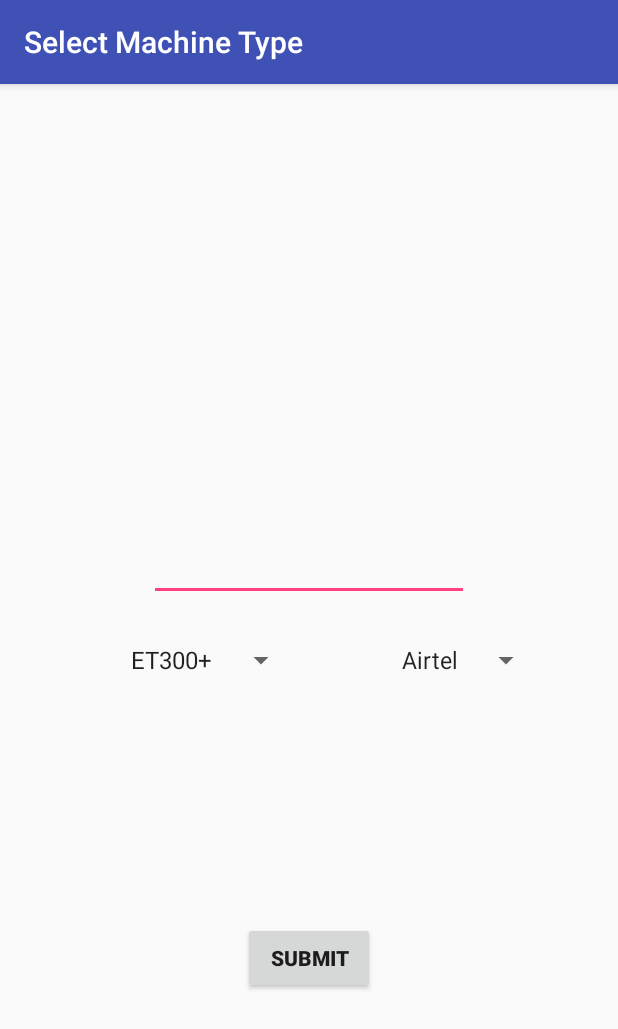
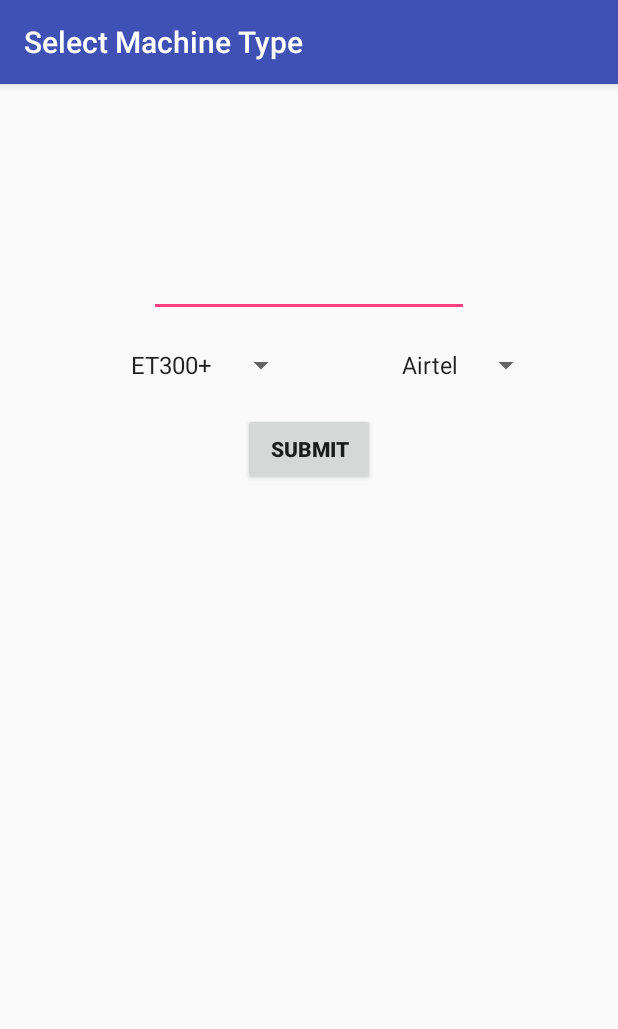
Before and after one commit to prateekgupta22195/configurator, an Android app: the screen it shows after launch (EnterDeviceInfo), after a tap on an icon or button, on a phone screen of 412 x 824 dp. Shown: the top 1029 px of the screen. Run offline under Robolectric (Android 15) with nearby library versions, the phone set to English and light mode, and no system bars; our stand-ins replace ButterKnife, EventBus; libraries missing offline, so code that uses them is left out: com.facebook.stetho; 1 statement that could not run was skipped.

Commit message:
open default keyboard...

```diff
--- a/app/src/main/AndroidManifest.xml
+++ b/app/src/main/AndroidManifest.xml
@@ -26,13 +26,13 @@
             android:theme="@style/AppTheme.NoActionBar">
             <intent-filter>
                 <action android:name="android.intent.action.MAIN" />
-
                 <category android:name="android.intent.category.LAUNCHER" />
             </intent-filter>
         </activity>
         <activity
             android:name=".activity.EnterDeviceInfo"
-            android:label="Select Machine Type" />
+            android:label="Select Machine Type"
+            android:windowSoftInputMode="adjustPan|adjustResize|stateAlwaysVisible"/>
 
         <receiver android:name=".SmsReceiver">
             <intent-filter>
--- a/app/src/main/java/com/loconav/configurator/DeviceListAdapter.java
+++ b/app/src/main/java/com/loconav/configurator/DeviceListAdapter.java
@@ -23,8 +23,7 @@ import org.greenrobot.eventbus.EventBus;
 
 import java.util.ArrayList;
 import java.util.Calendar;
-
-import static com.loconav.configurator.MessagesList.machineMessages;
+import java.util.Map;
 
 
 /**
@@ -34,8 +33,11 @@ public class DeviceListAdapter extends ArrayAdapter<Device> {
 
     private SmsManager sms;
     private DeviceHelper deviceHelper = new DeviceHelper();
+    public static Map<String , Map<Integer, String>> machineMessages;
+
     public DeviceListAdapter(MainActivity mainActivity, ArrayList<Device> users) {
         super(mainActivity, 0, users);
+        machineMessages = new MessagesList().getMachineMessages();
     }
 
     @Override
--- a/app/src/main/java/com/loconav/configurator/MessagesList.java
+++ b/app/src/main/java/com/loconav/configurator/MessagesList.java
@@ -6,7 +6,6 @@ import java.util.List;
 import java.util.Map;
 
 import static com.loconav.configurator.Constants.SIM_TYPE;
-import static com.loconav.configurator.SmsReceiver.getSimType;
 import static com.loconav.configurator.SmsReceiver.simType;
 
 /**
@@ -19,34 +18,66 @@ import static com.loconav.configurator.SmsReceiver.simType;
 * Add new devices following below flow */
 
 public class MessagesList {
-    public static List<String> simList = new ArrayList<>();
-    static {
-        simList.add("Airtel");
-        simList.add("Vodafone");
-        simList.add("Reliance Jio");
-        simList.add("Reliance GSM");
-        simList.add("Idea");
-        simList.add("Uninor");
-        simList.add("Aircel");
-        simList.add("BSNL");
-        simList.add("MTNL");
+
+    public List<String> simList = new ArrayList<String>(){{
+        add("Airtel");
+        add("Vodafone");
+        add("Reliance Jio");
+        add("Reliance GSM");
+        add("Idea");
+        add("Uninor");
+        add("Aircel");
+        add("BSNL");
+        add("MTNL");
+    }};
+
+    private Map<String , String> apnMessages = new HashMap<String , String >() {{
+        put(simList.get(0), "airtelgprs.com");
+        put(simList.get(1), "www");
+        put(simList.get(2), "jionet");
+        put(simList.get(3), "rcomnet");
+        put(simList.get(4), "internet");
+        put(simList.get(5), "uninor");
+        put(simList.get(6), "aircelgprs.po");
+        put(simList.get(7), "bsnlnet");
+        put(simList.get(8), "mtnl.net");
+    }};
+
+    public List<String> machineList = new ArrayList<String >() {{
+        add("ET300+");
+        add("TK101B");
+        add("WETRACK2");
+    }};
+
+
+    private Map<Integer, String> ET300plusMessages;
+    private Map<Integer, String> TK101BMessages;
+    private Map<Integer, String> WETRACK2Messages;
+    private Map<String , Map<Integer, String>> machineMessages;
+
+
+    public MessagesList() {
+        refreshMessagesList();
     }
 
-    public static Map<String , String> apnMessages = new HashMap<>();
-    static {
-        apnMessages.put(simList.get(0), "airtelgprs.com");
-        apnMessages.put(simList.get(1), "www");
-        apnMessages.put(simList.get(2), "jionet");
-        apnMessages.put(simList.get(3), "rcomnet");
-        apnMessages.put(simList.get(4), "internet");
-        apnMessages.put(simList.get(5), "uninor");
-        apnMessages.put(simList.get(6), "aircelgprs.po");
-        apnMessages.put(simList.get(7), "bsnlnet");
-        apnMessages.put(simList.get(8), "mtnl.net");
+
+
+    public void setTK101BMessages() {
+        Map<Integer, String > temp = new HashMap<>();
+        temp.put(0, "ip52.33.252.113port12345");
+        temp.put(1, "set IP address and PORT ok.");
+        temp.put(2, "apn123456"+apnMessages.get(simType));
+        temp.put(3, "Set APN ok");
+        temp.put(4, "at30sum0");
+        temp.put(5, "Auto track set ok.");
+        this.TK101BMessages = temp;
     }
 
-    public static Map<Integer, String> ET300plusMessages = ET300Call();
-    private static Map<Integer, String> ET300Call()  {
+    public Map<Integer, String> getTK101BMessages() {
+        return TK101BMessages;
+    }
+
+    public void setET300plusMessages() {
         Map<Integer, String > temp = new HashMap<>();
         temp.put(0, "#6666#ip#52.33.252.113#4567#");
         temp.put(1, "#6666#ip#52.33.252.113#4567#OK!");
@@ -58,64 +89,151 @@ public class MessagesList {
         temp.put(7, "Set movement upload time,OK!");
         temp.put(8, "#6666#SST#1#");
         temp.put(9,"#6666#SST#1# OK!");
-        return temp;
+        this.ET300plusMessages = temp;
+    }
+
+    public Map<Integer, String> getET300plusMessages() {
+        return ET300plusMessages;
+    }
+
+    public void setWETRACK2Messages() {
+        Map<Integer, String > temp = new HashMap<>();
+        temp.put(0, "APN,"+apnMessages.get(simType)+"#");
+        temp.put(1, "OK! for the newly-set APN to take effect, the device will reboot after 10s.");
+        temp.put(2, "SERVER,0,52.33.252.113,4567,0#");
+        temp.put(3, "OK");
+        temp.put(4, "TIMER,30,30#");
+        temp.put(5, "OK!");
+        temp.put(6, "GMT,E,0,0#");
+        temp.put(7, "OK!");
+        temp.put(8, "DISTANCE,0#");
+        temp.put(9, "OK!");
+        this.WETRACK2Messages = temp;
+    }
+
+    public Map<Integer, String> getWETRACK2Messages() {
+        return WETRACK2Messages;
+    }
+
+    public void setMachineMessages() {
+        Map<String , Map<Integer, String>> temp = new HashMap<>();
+        temp.put(machineList.get(0), getET300plusMessages());
+        temp.put(machineList.get(1), getTK101BMessages());
+        temp.put(machineList.get(2), getWETRACK2Messages());
+        this.machineMessages = temp;
     }
 
 
-    public static Map<Integer, String> TK101BMessages = new HashMap<>();
-    static  {
-        TK101BMessages.put(0, "ip 52.33.252.113port12345");
-        TK101BMessages.put(1, "set IP address and PORT ok.");
-        TK101BMessages.put(2, "apn123456"+apnMessages.get(simType));
-        TK101BMessages.put(3, "Set APN ok");
-        TK101BMessages.put(4, "at30sum0");
-        TK101BMessages.put(5, "Auto track set ok.");
+    public Map<String, Map<Integer, String>> getMachineMessages() {
+        return machineMessages;
+    }
+
+    public void refreshMessagesList() {
+        setET300plusMessages();
+        setTK101BMessages();
+        setWETRACK2Messages();
+        setMachineMessages();
     }
 
 
-    public static Map<Integer, String> WETRACK2Messages = new HashMap<>();
-    static  {
-        WETRACK2Messages.put(0, "APN,"+apnMessages.get(simType)+"#");
-        WETRACK2Messages.put(1, "OK! for the newly-set APN to take effect, the device will reboot after 10s.");
-        WETRACK2Messages.put(2, "SERVER,0,52.33.252.113,4567,0#");
-        WETRACK2Messages.put(3, "OK");
-        WETRACK2Messages.put(4, "TIMER,30,30#");
-        WETRACK2Messages.put(5, "OK!");
-        WETRACK2Messages.put(6, "GMT,E,0,0#");
-        WETRACK2Messages.put(7, "OK!");
-        WETRACK2Messages.put(8, "DISTANCE,0#");
-        WETRACK2Messages.put(9, "OK!");
-    }
 
-    public static Map<Integer, String> OBDMessages = new HashMap<>();
-    static  {
-        OBDMessages.put(0, "(Set,888888,server,52.33.252.113,54321)");
-        OBDMessages.put(1, "(IP:52.33.252.113,Port:54321)");
-        OBDMessages.put(2, "(Set,888888,apn,"+ apnMessages.get(simType) +")");
-        OBDMessages.put(3, "(APN:airtelgprs.com)");
-        OBDMessages.put(4, "(Find,888888,car)");
-        OBDMessages.put(5, "OBDII tracker:192030981185 State:5satellite positioning,Device connect\n" +
-                "    http://maps.google.com/?q=28.500173N,77.079455E\n" +
-                "    ed to the server,CSQ:14,ACC off,did not read OBD,Ver:MK6000_20171117R");
-    }
-
-    public static List<String> machineList = new ArrayList<>();
-    static {
-        machineList.add("ET300+");
-        machineList.add("TK101B");
-        machineList.add("WETRACK2");
-//        machineList.add("OBD");
-    }
-
-    public static Map<String , Map<Integer, String>> machineMessages = makeMachineMessages();
-    public static Map<String , Map<Integer, String>> makeMachineMessages() {
-        Map<String , Map<Integer, String>> temp = new HashMap<>();
-        temp.put(machineList.get(0), ET300plusMessages);
-        temp.put(machineList.get(1), TK101BMessages);
-        temp.put(machineList.get(2), WETRACK2Messages);
-        return temp;
-//        machineMessages.put(machineList.get(3), OBDMessages);
-    }
+//    public static List<String> simList = new ArrayList<>();
+//    static {
+//        simList.add("Airtel");
+//        simList.add("Vodafone");
+//        simList.add("Reliance Jio");
+//        simList.add("Reliance GSM");
+//        simList.add("Idea");
+//        simList.add("Uninor");
+//        simList.add("Aircel");
+//        simList.add("BSNL");
+//        simList.add("MTNL");
+//    }
+//
+//    public static Map<String , String> apnMessages = new HashMap<>();
+//    static {
+//        apnMessages.put(simList.get(0), "airtelgprs.com");
+//        apnMessages.put(simList.get(1), "www");
+//        apnMessages.put(simList.get(2), "jionet");
+//        apnMessages.put(simList.get(3), "rcomnet");
+//        apnMessages.put(simList.get(4), "internet");
+//        apnMessages.put(simList.get(5), "uninor");
+//        apnMessages.put(simList.get(6), "aircelgprs.po");
+//        apnMessages.put(simList.get(7), "bsnlnet");
+//        apnMessages.put(simList.get(8), "mtnl.net");
+//    }
+//
+//    public static Map<Integer, String> ET300plusMessages = ET300Call();
+//    private static Map<Integer, String> ET300Call()  {
+//        Map<Integer, String > temp = new HashMap<>();
+//        temp.put(0, "#6666#ip#52.33.252.113#4567#");
+//        temp.put(1, "#6666#ip#52.33.252.113#4567#OK!");
+//        temp.put(2, "#6666#sapn#"+ apnMessages.get(simType) +"#####");
+//        temp.put(3, "set APN =1 ok!");
+//        temp.put(4, "#6666#sleep#0#");
+//        temp.put(5, "#6666#sleep#0#--Close Sleep mode OK!");
+//        temp.put(6, "#6666#SMT#30#");
+//        temp.put(7, "Set movement upload time,OK!");
+//        temp.put(8, "#6666#SST#1#");
+//        temp.put(9,"#6666#SST#1# OK!");
+//        return temp;
+//    }
+//
+//
+//    public static Map<Integer, String> TK101BMessages = new HashMap<>();
+//    static  {
+//        TK101BMessages.put(0, "ip52.33.252.113port12345");
+//        TK101BMessages.put(1, "set IP address and PORT ok.");
+//        TK101BMessages.put(2, "apn123456"+apnMessages.get(simType));
+//        TK101BMessages.put(3, "Set APN ok");
+//        TK101BMessages.put(4, "at30sum0");
+//        TK101BMessages.put(5, "Auto track set ok.");
+//    }
+//
+//
+//    public static Map<Integer, String> WETRACK2Messages = new HashMap<>();
+//    static  {
+//        WETRACK2Messages.put(0, "APN,"+apnMessages.get(simType)+"#");
+//        WETRACK2Messages.put(1, "OK! for the newly-set APN to take effect, the device will reboot after 10s.");
+//        WETRACK2Messages.put(2, "SERVER,0,52.33.252.113,4567,0#");
+//        WETRACK2Messages.put(3, "OK");
+//        WETRACK2Messages.put(4, "TIMER,30,30#");
+//        WETRACK2Messages.put(5, "OK!");
+//        WETRACK2Messages.put(6, "GMT,E,0,0#");
+//        WETRACK2Messages.put(7, "OK!");
+//        WETRACK2Messages.put(8, "DISTANCE,0#");
+//        WETRACK2Messages.put(9, "OK!");
+//    }
+//
+////    public static Map<Integer, String> OBDMessages = new HashMap<>();
+////    static  {
+////        OBDMessages.put(0, "(Set,888888,server,52.33.252.113,54321)");
+////        OBDMessages.put(1, "(IP:52.33.252.113,Port:54321)");
+////        OBDMessages.put(2, "(Set,888888,apn,"+ apnMessages.get(simType) +")");
+////        OBDMessages.put(3, "(APN:airtelgprs.com)");
+////        OBDMessages.put(4, "(Find,888888,car)");
+////        OBDMessages.put(5, "OBDII tracker:192030981185 State:5satellite positioning,Device connect\n" +
+////                "    http://maps.google.com/?q=28.500173N,77.079455E\n" +
+////                "    ed to the server,CSQ:14,ACC off,did not read OBD,Ver:MK6000_20171117R");
+////    }
+//
+//    public static List<String> machineList = new ArrayList<>();
+//    static {
+//        machineList.add("ET300+");
+//        machineList.add("TK101B");
+//        machineList.add("WETRACK2");
+////        machineList.add("OBD");
+//    }
+//
+//    public static Map<String , Map<Integer, String>> machineMessages = makeMachineMessages();
+//    public static Map<String , Map<Integer, String>> makeMachineMessages() {
+//        Map<String , Map<Integer, String>> temp = new HashMap<>();
+//        temp.put(machineList.get(0), ET300plusMessages);
+//        temp.put(machineList.get(1), TK101BMessages);
+//        temp.put(machineList.get(2), WETRACK2Messages);
+//        return temp;
+////        machineMessages.put(machineList.get(3), OBDMessages);
+//    }
 
 
 
--- a/app/src/main/java/com/loconav/configurator/SmsReceiver.java
+++ b/app/src/main/java/com/loconav/configurator/SmsReceiver.java
@@ -16,12 +16,11 @@ import com.loconav.configurator.model.Machine;
 
 import org.greenrobot.eventbus.EventBus;
 
+import java.util.Map;
 import java.util.regex.Matcher;
 import java.util.regex.Pattern;
 
 import static com.loconav.configurator.Constants.SIM_TYPE;
-import static com.loconav.configurator.MessagesList.machineMessages;
-import static com.loconav.configurator.MessagesList.makeMachineMessages;
 import static com.loconav.configurator.application.AppController.editor;
 
 /**
@@ -33,6 +32,7 @@ public class SmsReceiver extends BroadcastReceiver {
     public static String simType = "airtelgprs.com";
 
     private static final String TAG = "SmsReceiver";
+    public static Map<String , Map<Integer, String>> machineMessages;
 
 
     @Override
@@ -49,6 +49,7 @@ public class SmsReceiver extends BroadcastReceiver {
                 Device device = getDeviceByNumber(phoneNumber);
                 if(device!=null) {
                     simType = device.getSimType();
+                    machineMessages = new MessagesList().getMachineMessages();
                     if(device.getSuccess_count() == -1) {
                         retrieveAndSetDeviceID(message, device);
                         if(device.getSuccess_count() == 0) {
@@ -76,10 +77,6 @@ public class SmsReceiver extends BroadcastReceiver {
         catch (Exception e) {
             e.printStackTrace();
         }
-    }
-
-    private void updateMachineMessages() {
-        makeMachineMessages();
     }
 
 
--- a/app/src/main/java/com/loconav/configurator/activity/EnterDeviceInfo.java
+++ b/app/src/main/java/com/loconav/configurator/activity/EnterDeviceInfo.java
@@ -1,9 +1,11 @@
 package com.loconav.configurator.activity;
 
+import android.content.Context;
 import android.os.Bundle;
 import android.support.v7.app.AppCompatActivity;
 import android.telephony.SmsManager;
 import android.view.View;
+import android.view.inputmethod.InputMethodManager;
 import android.widget.AdapterView;
 import android.widget.ArrayAdapter;
 import android.widget.Button;
@@ -11,6 +13,7 @@ import android.widget.EditText;
 import android.widget.Spinner;
 import android.widget.Toast;
 
+import com.loconav.configurator.MessagesList;
 import com.loconav.configurator.R;
 import com.loconav.configurator.db.DeviceHelper;
 import com.loconav.configurator.model.Device;
@@ -18,9 +21,6 @@ import com.loconav.configurator.model.Device;
 import butterknife.BindView;
 import butterknife.ButterKnife;
 
-import static com.loconav.configurator.MessagesList.machineList;
-import static com.loconav.configurator.MessagesList.machineMessages;
-import static com.loconav.configurator.MessagesList.simList;
 
 public class EnterDeviceInfo extends AppCompatActivity implements AdapterView.OnItemSelectedListener {
     @BindView(R.id.et_device_number) EditText deviceNumber;
@@ -29,12 +29,13 @@ public class EnterDeviceInfo extends AppCompatActivity implements AdapterView.On
     @BindView(R.id.select_sim) Spinner selectSim;
     DeviceHelper deviceHelper = new DeviceHelper();
     SmsManager sms = SmsManager.getDefault();
+    MessagesList messagesList ;
     @Override
     protected void onCreate(Bundle savedInstanceState) {
         super.onCreate(savedInstanceState);
         setContentView(R.layout.activity_enter_device_info);
         ButterKnife.bind(this);
-        deviceNumber.requestFocus();
+        messagesList = new MessagesList();
         setSelectDeviceSpinner();
         setSelectSimSpinner();
         submit.setOnClickListener(new View.OnClickListener() {
@@ -73,13 +74,13 @@ public class EnterDeviceInfo extends AppCompatActivity implements AdapterView.On
     }
 
     private void setSelectDeviceSpinner() {
-        ArrayAdapter<String> deviceAdapter = new ArrayAdapter(this, android.R.layout.simple_spinner_item, machineList);
+        ArrayAdapter<String> deviceAdapter = new ArrayAdapter(this, android.R.layout.simple_spinner_item, messagesList.machineList);
         deviceAdapter.setDropDownViewResource(android.R.layout.simple_spinner_dropdown_item);
         selectDevice.setAdapter(deviceAdapter);
     }
 
     private void setSelectSimSpinner() {
-        ArrayAdapter<String> simAdapter = new ArrayAdapter(this, android.R.layout.simple_spinner_item, simList);
+        ArrayAdapter<String> simAdapter = new ArrayAdapter(this, android.R.layout.simple_spinner_item, messagesList.simList);
         simAdapter.setDropDownViewResource(android.R.layout.simple_spinner_dropdown_item);
         selectSim.setAdapter(simAdapter);
     }
--- a/app/src/main/res/layout/activity_enter_device_info.xml
+++ b/app/src/main/res/layout/activity_enter_device_info.xml
@@ -1,24 +1,34 @@
-<RelativeLayout xmlns:android="http://schemas.android.com/apk/res/android"
+<LinearLayout xmlns:android="http://schemas.android.com/apk/res/android"
     xmlns:tools="http://schemas.android.com/tools"
     android:layout_width="match_parent"
     android:layout_height="match_parent"
-    tools:context=".activity.EnterDeviceInfo" >
+    android:orientation="vertical"
+    android:gravity="center_horizontal"
+    android:paddingTop="100dp"
+    tools:context=".activity.EnterDeviceInfo">
 
+    <EditText
+        android:id="@+id/et_device_number"
+        android:layout_width="wrap_content"
+        android:layout_height="wrap_content"
+        android:layout_margin="10dp"
+        android:ems="10"
+        android:inputType="phone"
+        android:focusable="true"
+        android:focusableInTouchMode="true"
+        tools:ignore="HardcodedText" />
     <LinearLayout
         android:layout_width="wrap_content"
         android:layout_height="wrap_content"
-        android:layout_centerHorizontal="true"
-        android:layout_centerVertical="true"
         android:gravity="center"
+        android:layout_margin="10dp"
         android:id="@+id/linearLayout">
-
         <Spinner
             android:id="@+id/select_device"
             android:layout_width="wrap_content"
             android:gravity="end"
             android:layout_height="wrap_content">
         </Spinner>
-
         <Spinner
             android:id="@+id/select_sim"
             android:layout_width="wrap_content"
@@ -27,31 +37,12 @@
         </Spinner>
     </LinearLayout>
 
-
-
     <Button
+        android:layout_margin="10dp"
         android:id="@+id/button_submit"
         android:layout_width="wrap_content"
         android:layout_height="wrap_content"
-        android:layout_alignParentBottom="true"
-
-        android:layout_centerHorizontal="true"
-        android:layout_marginBottom="161dp"
         android:padding="7dip"
         android:text="SUBMIT"
         android:textStyle="bold" />
-
-    <EditText
-        android:id="@+id/et_device_number"
-        android:layout_width="wrap_content"
-        android:layout_height="wrap_content"
-        android:layout_above="@+id/linearLayout"
-        android:layout_centerHorizontal="true"
-        android:layout_marginBottom="27dp"
-        android:ems="10"
-        android:focusable="true"
-        android:focusableInTouchMode="true"
-        android:inputType="phone"
-        tools:ignore="HardcodedText" />
-
-</RelativeLayout>
+</LinearLayout>
```
